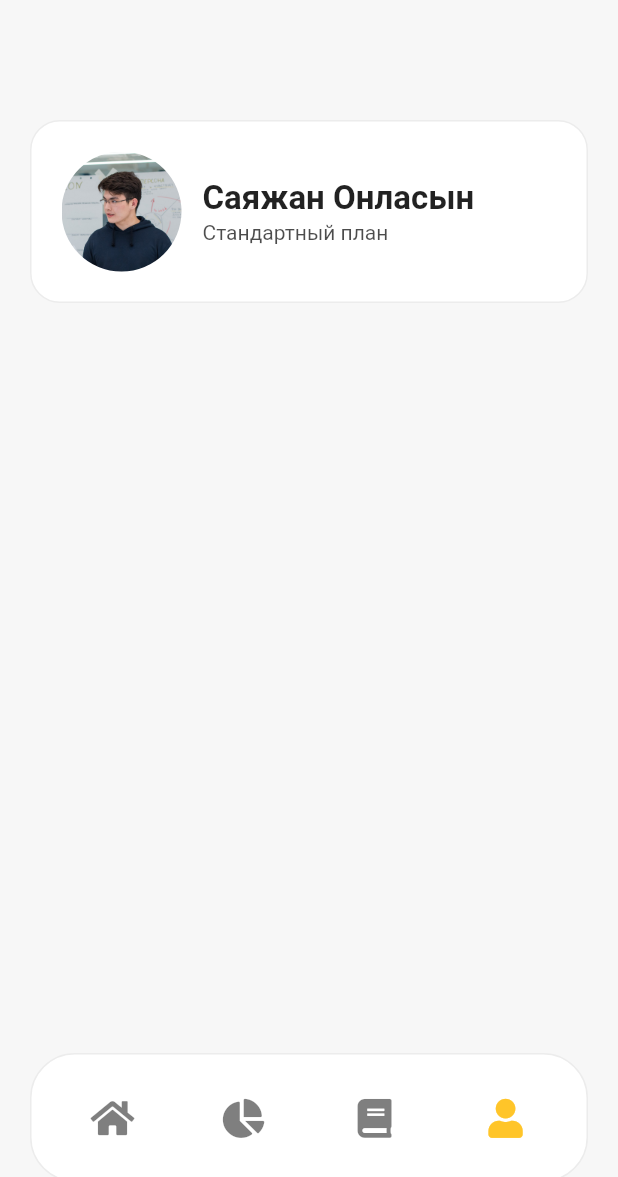
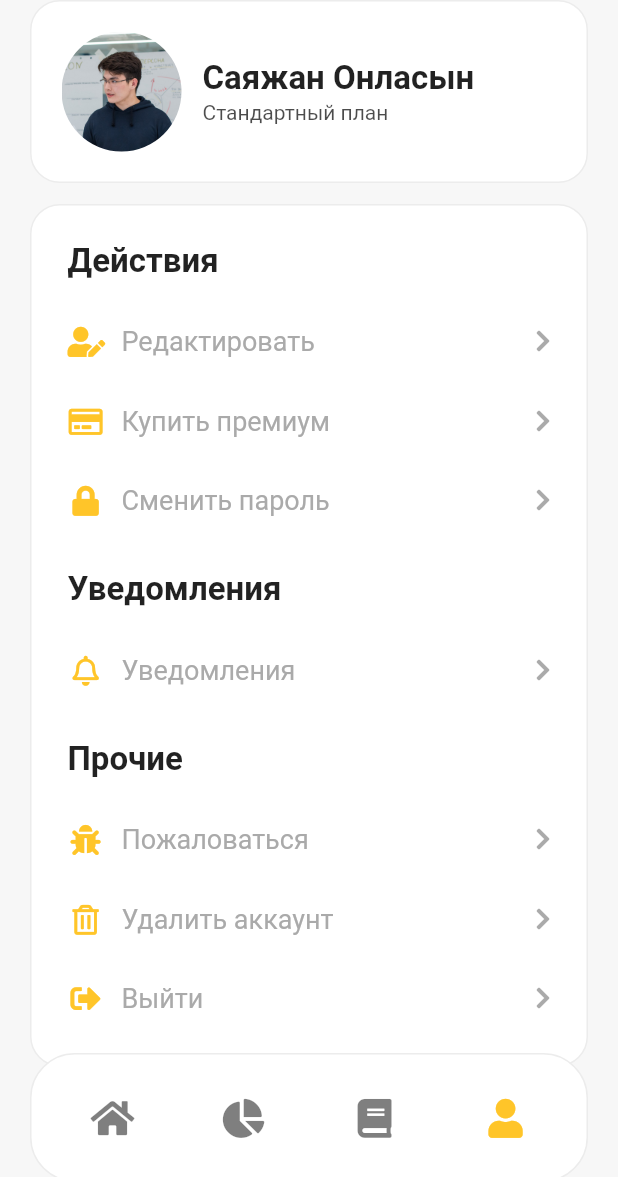
Before and after one commit to Crepiks/nomad-mobile, a Flutter app: the MainLayout screen opened directly, item 4 of the bottom bar chosen, on a phone screen of 412 x 824 dp. Shown: the top 1177 px of the screen. Run offline on Flutter 3.47's test engine with Material 2 defaults, Android fonts, the phone set to English and light mode, and no system bars; our stand-ins replace fl_chart, font_awesome_flutter.

Commit message:
feat: implement actions link on profile screen

```diff
--- /dev/null
+++ b/lib/profile/views/components/profile_action_link.dart
@@ -0,0 +1,48 @@
+import 'package:flutter/material.dart';
+import 'package:font_awesome_flutter/font_awesome_flutter.dart';
+import 'package:nomad/common/colors.dart';
+
+class ProfileActionLink extends StatelessWidget {
+  final String text;
+  final Widget icon;
+
+  const ProfileActionLink(
+      {Key? key,
+      required this.text,
+      this.icon = const FaIcon(
+        FontAwesomeIcons.userEdit,
+        size: 20,
+        color: primaryColor,
+      )})
+      : super(key: key);
+
+  @override
+  Widget build(BuildContext context) {
+    return Padding(
+      padding: const EdgeInsets.symmetric(vertical: 16),
+      child: Row(
+        mainAxisAlignment: MainAxisAlignment.spaceBetween,
+        children: [
+          Row(
+            children: [
+              SizedBox(
+                width: 24,
+                child: Center(child: icon),
+              ),
+              const SizedBox(width: 12),
+              Text(
+                text,
+                style: const TextStyle(fontSize: 18, color: Color(0xFFAAAAAA)),
+              )
+            ],
+          ),
+          const FaIcon(
+            FontAwesomeIcons.chevronRight,
+            size: 16,
+            color: Color(0xFFAAAAAA),
+          )
+        ],
+      ),
+    );
+  }
+}
--- /dev/null
+++ b/lib/profile/views/components/profile_actions.dart
@@ -0,0 +1,111 @@
+import 'package:flutter/material.dart';
+import 'package:font_awesome_flutter/font_awesome_flutter.dart';
+import 'package:nomad/common/colors.dart';
+import 'package:nomad/profile/views/components/profile_action_link.dart';
+
+class ProfileActions extends StatelessWidget {
+  const ProfileActions({Key? key}) : super(key: key);
+
+  @override
+  Widget build(BuildContext context) {
+    return Container(
+      width: double.infinity,
+      padding: const EdgeInsets.symmetric(horizontal: 24, vertical: 18),
+      decoration: BoxDecoration(
+          color: Colors.white,
+          border: Border.all(color: borderColor),
+          borderRadius: const BorderRadius.all(Radius.circular(20))),
+      child: Column(
+        crossAxisAlignment: CrossAxisAlignment.start,
+        children: const [
+          SizedBox(
+            height: 6,
+          ),
+          Text(
+            "Действия",
+            style: TextStyle(fontSize: 22, fontWeight: FontWeight.w600),
+          ),
+          SizedBox(
+            height: 14,
+          ),
+          ProfileActionLink(
+            text: "Редактировать",
+            icon: FaIcon(
+              FontAwesomeIcons.userEdit,
+              size: 20,
+              color: primaryColor,
+            ),
+          ),
+          ProfileActionLink(
+            text: "Купить премиум",
+            icon: FaIcon(
+              FontAwesomeIcons.creditCard,
+              size: 20,
+              color: primaryColor,
+            ),
+          ),
+          ProfileActionLink(
+            text: "Сменить пароль",
+            icon: FaIcon(
+              FontAwesomeIcons.lock,
+              size: 20,
+              color: primaryColor,
+            ),
+          ),
+          SizedBox(
+            height: 20,
+          ),
+          Text(
+            "Уведомления",
+            style: TextStyle(fontSize: 22, fontWeight: FontWeight.w600),
+          ),
+          SizedBox(
+            height: 14,
+          ),
+          ProfileActionLink(
+            text: "Уведомления",
+            icon: FaIcon(
+              FontAwesomeIcons.bell,
+              size: 20,
+              color: primaryColor,
+            ),
+          ),
+          SizedBox(
+            height: 20,
+          ),
+          Text(
+            "Прочие",
+            style: TextStyle(fontSize: 22, fontWeight: FontWeight.w600),
+          ),
+          SizedBox(
+            height: 14,
+          ),
+          ProfileActionLink(
+            text: "Пожаловаться",
+            icon: FaIcon(
+              FontAwesomeIcons.bug,
+              size: 20,
+              color: primaryColor,
+            ),
+          ),
+          ProfileActionLink(
+            text: "Удалить аккаунт",
+            icon: FaIcon(
+              FontAwesomeIcons.trashAlt,
+              size: 20,
+              color: primaryColor,
+            ),
+          ),
+          ProfileActionLink(
+            text: "Выйти",
+            icon: FaIcon(
+              FontAwesomeIcons.signOutAlt,
+              size: 20,
+              color: primaryColor,
+            ),
+          ),
+        ],
+      ),
+    );
+  }
+}
--- a/lib/profile/views/profile_view.dart
+++ b/lib/profile/views/profile_view.dart
@@ -1,5 +1,6 @@
 import 'package:flutter/cupertino.dart';
 import 'package:flutter/material.dart';
+import 'package:nomad/profile/views/components/profile_actions.dart';
 import 'package:nomad/profile/views/components/profile_card.dart';
 
 class ProfileView extends StatelessWidget {
@@ -8,10 +9,13 @@ class ProfileView extends StatelessWidget {
   @override
   Widget build(BuildContext context) {
     return Padding(
-      padding: const EdgeInsets.only(top: 80, right: 20, left: 20),
-      child: Column(
-        children: const [ProfileCard()],
-      ),
-    );
+        padding: const EdgeInsets.only(right: 20, left: 20, bottom: 100),
+        child: ListView(
+          children: const [
+            ProfileCard(),
+            SizedBox(height: 14),
+            ProfileActions()
+          ],
+        ));
   }
 }
```
